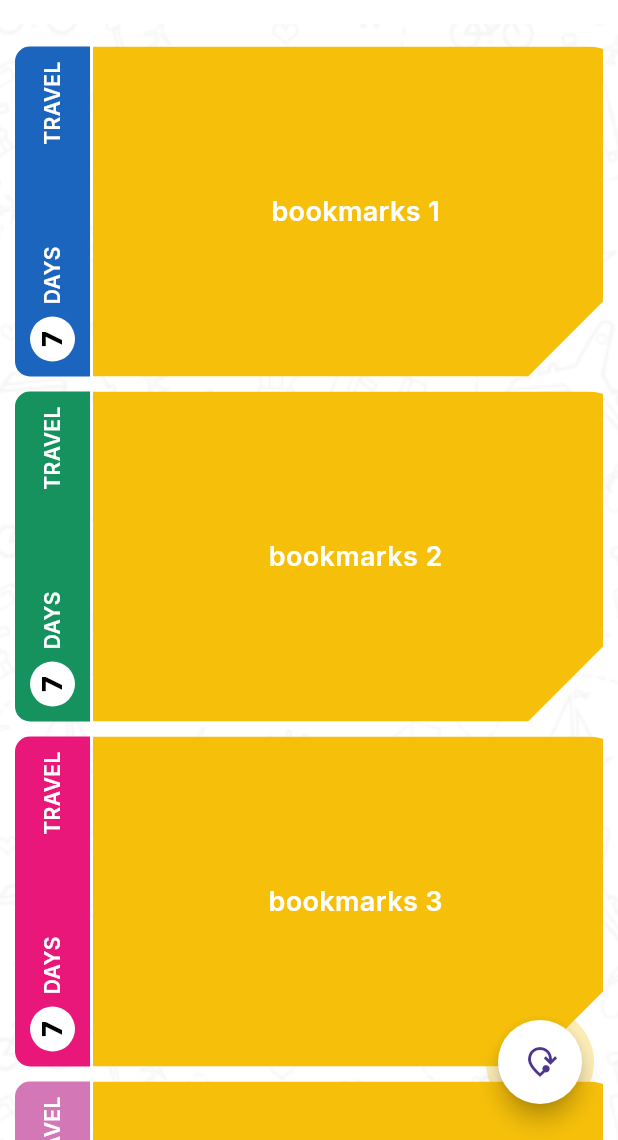
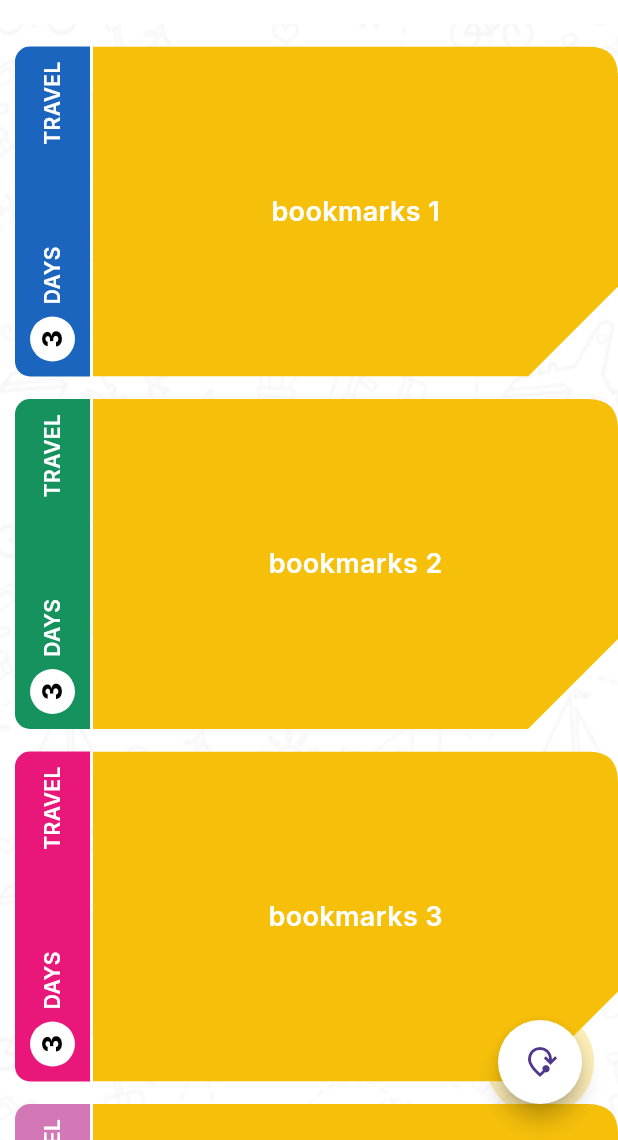
Before and after one commit to kwakyebrilliant/VoyageAI, a Flutter app: the screen it shows after launch, on a phone screen of 412 x 824 dp, the part 96-1236 px from its top. Run offline on Flutter 3.47's test engine with Material 3 defaults, Android fonts, the phone set to English and light mode, and no system bars; our stand-ins replace google_fonts.

Commit message:
bookmark uupdates

```diff
--- a/lib/components/bookmark.dart
+++ b/lib/components/bookmark.dart
@@ -16,7 +16,7 @@ class _BookmarkState extends State<Bookmark> {
 
   @override
   Widget build(BuildContext context) {
-    double bookmarkHeight = 230.0;
+    double bookmarkHeight = 240.0;
     double totalHeight = bookmarkHeight * widget.bookmarks.length;
 
     return SizedBox(
@@ -34,7 +34,7 @@ class _BookmarkState extends State<Bookmark> {
           );
 
           return Padding(
-            padding: const EdgeInsets.only(bottom: 10.0),
+            padding: const EdgeInsets.only(bottom: 15.0),
             child: Row(
               children: [
                 Container(
@@ -89,7 +89,7 @@ class _BookmarkState extends State<Bookmark> {
                               child: RotatedBox(
                                 quarterTurns: -1,
                                 child: Text(
-                                  widget.bookmarks.length.toString(),
+                                  "3",
                                   style: GoogleFonts.inter(
                                     fontSize: 18.0,
                                     fontWeight: FontWeight.w800,
```
